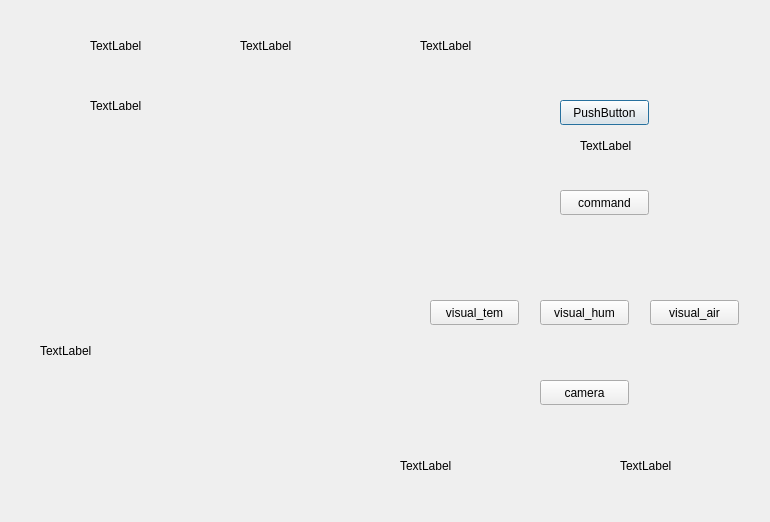
Before: the Qt Designer form Qt.ui in addinedu-ros-4th/iot-repo-6, drawn with Qt 5.
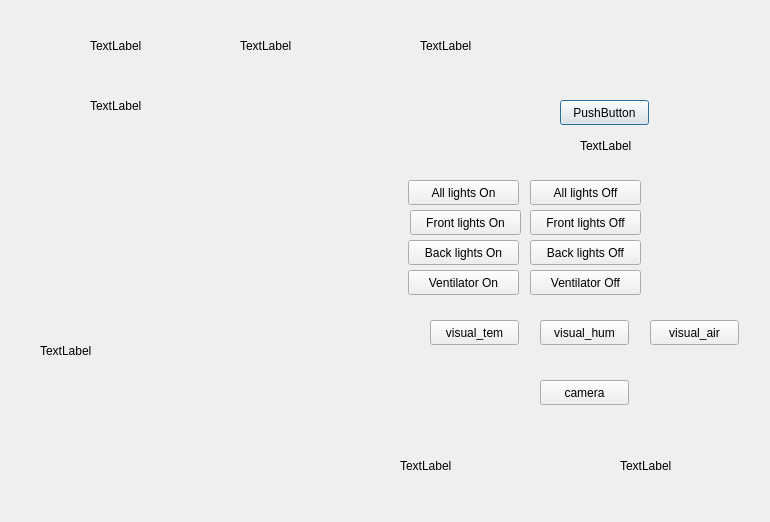
After: the same form once the commit is applied.

```diff
--- a/Qt.ui
+++ b/Qt.ui
@@ -68,14 +68,14 @@
   <widget class="QPushButton" name="pushButton2">
    <property name="geometry">
     <rect>
-     <x>560</x>
-     <y>190</y>
-     <width>89</width>
+     <x>408</x>
+     <y>180</y>
+     <width>111</width>
      <height>25</height>
     </rect>
    </property>
    <property name="text">
-    <string>command</string>
+    <string>All lights On</string>
    </property>
   </widget>
   <widget class="QLabel" name="label4">
@@ -95,7 +95,7 @@
    <property name="geometry">
     <rect>
      <x>430</x>
-     <y>300</y>
+     <y>320</y>
      <width>89</width>
      <height>25</height>
     </rect>
@@ -108,7 +108,7 @@
    <property name="geometry">
     <rect>
      <x>540</x>
-     <y>300</y>
+     <y>320</y>
      <width>89</width>
      <height>25</height>
     </rect>
@@ -121,7 +121,7 @@
    <property name="geometry">
     <rect>
      <x>650</x>
-     <y>300</y>
+     <y>320</y>
      <width>89</width>
      <height>25</height>
     </rect>
@@ -195,6 +195,97 @@
     <string>TextLabel</string>
    </property>
   </widget>
+  <widget class="QPushButton" name="btn2">
+   <property name="geometry">
+    <rect>
+     <x>530</x>
+     <y>180</y>
+     <width>111</width>
+     <height>25</height>
+    </rect>
+   </property>
+   <property name="text">
+    <string>All lights Off</string>
+   </property>
+  </widget>
+  <widget class="QPushButton" name="btn3">
+   <property name="geometry">
+    <rect>
+     <x>410</x>
+     <y>210</y>
+     <width>111</width>
+     <height>25</height>
+    </rect>
+   </property>
+   <property name="text">
+    <string>Front lights On</string>
+   </property>
+  </widget>
+  <widget class="QPushButton" name="btn4">
+   <property name="geometry">
+    <rect>
+     <x>530</x>
+     <y>210</y>
+     <width>111</width>
+     <height>25</height>
+    </rect>
+   </property>
+   <property name="text">
+    <string>Front lights Off</string>
+   </property>
+  </widget>
+  <widget class="QPushButton" name="btn5">
+   <property name="geometry">
+    <rect>
+     <x>408</x>
+     <y>240</y>
+     <width>111</width>
+     <height>25</height>
+    </rect>
+   </property>
+   <property name="text">
+    <string>Back lights On</string>
+   </property>
+  </widget>
+  <widget class="QPushButton" name="btn6">
+   <property name="geometry">
+    <rect>
+     <x>530</x>
+     <y>240</y>
+     <width>111</width>
+     <height>25</height>
+    </rect>
+   </property>
+   <property name="text">
+    <string>Back lights Off</string>
+   </property>
+  </widget>
+  <widget class="QPushButton" name="btn7">
+   <property name="geometry">
+    <rect>
+     <x>408</x>
+     <y>270</y>
+     <width>111</width>
+     <height>25</height>
+    </rect>
+   </property>
+   <property name="text">
+    <string>Ventilator On</string>
+   </property>
+  </widget>
+  <widget class="QPushButton" name="btn8">
+   <property name="geometry">
+    <rect>
+     <x>530</x>
+     <y>270</y>
+     <width>111</width>
+     <height>25</height>
+    </rect>
+   </property>
+   <property name="text">
+    <string>Ventilator Off</string>
+   </property>
+  </widget>
  </widget>
  <resources/>
  <connections/>
```
Left out of the diff: 2 changed lines with no effect on the pictures.
